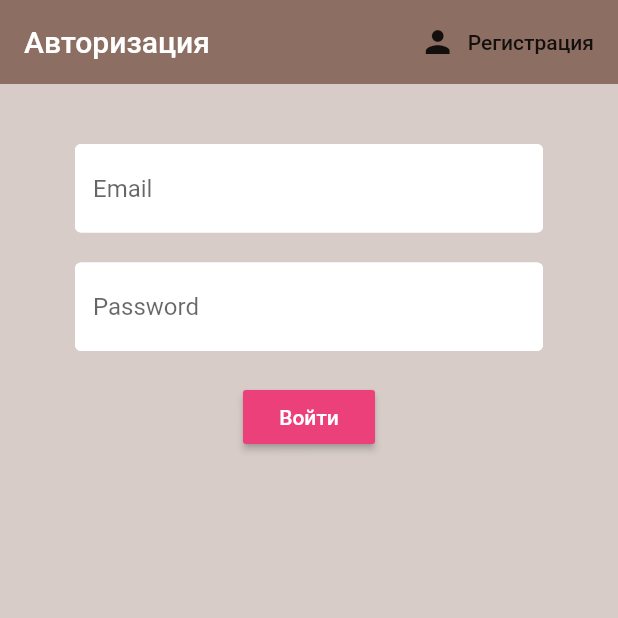
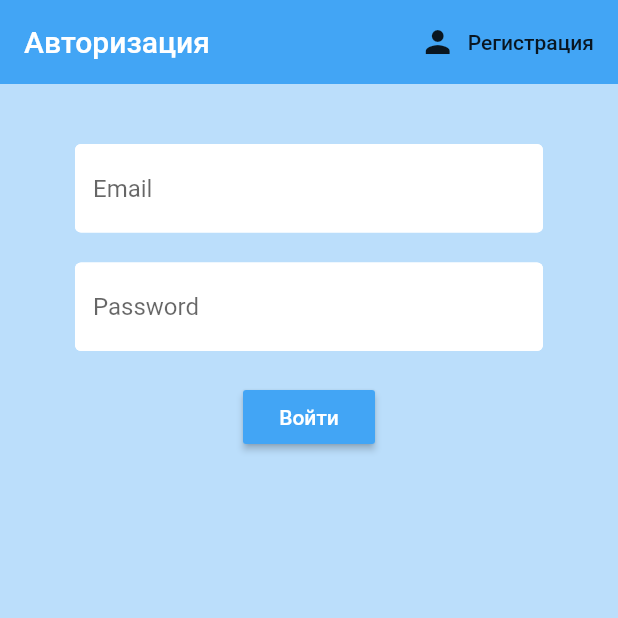
Before and after one commit to navodkin/testapp, a Flutter app: the screen it shows after launch, on a phone screen of 412 x 824 dp, the top half of it. Run offline on Flutter 3.47's test engine with Material 2 defaults, Android fonts, the phone set to English and light mode, and no system bars; our stand-ins replace firebase_auth, firebase_core; accounts and stored records are empty.

Commit message:
Color blue

```diff
--- a/lib/screens/authenticate/sign_in.dart
+++ b/lib/screens/authenticate/sign_in.dart
@@ -26,9 +26,9 @@ class _SignInState extends State<SignIn> {
   @override
   Widget build(BuildContext context) {
     return Scaffold(
-      backgroundColor: Colors.brown[100],
+      backgroundColor: Colors.blue[100],
       appBar: AppBar(
-        backgroundColor: Colors.brown[400],
+        backgroundColor: Colors.blue[400],
         elevation: 0.0,
         title: Text('Авторизация'),
           actions: <Widget>[
@@ -68,7 +68,7 @@ class _SignInState extends State<SignIn> {
               ),
               SizedBox(height: 20.0),
               RaisedButton(
-                color: Colors.pink[400],
+                color: Colors.blue[400],
                 child: Text(
                   'Войти',
                   style: TextStyle(color: Colors.white),
```
